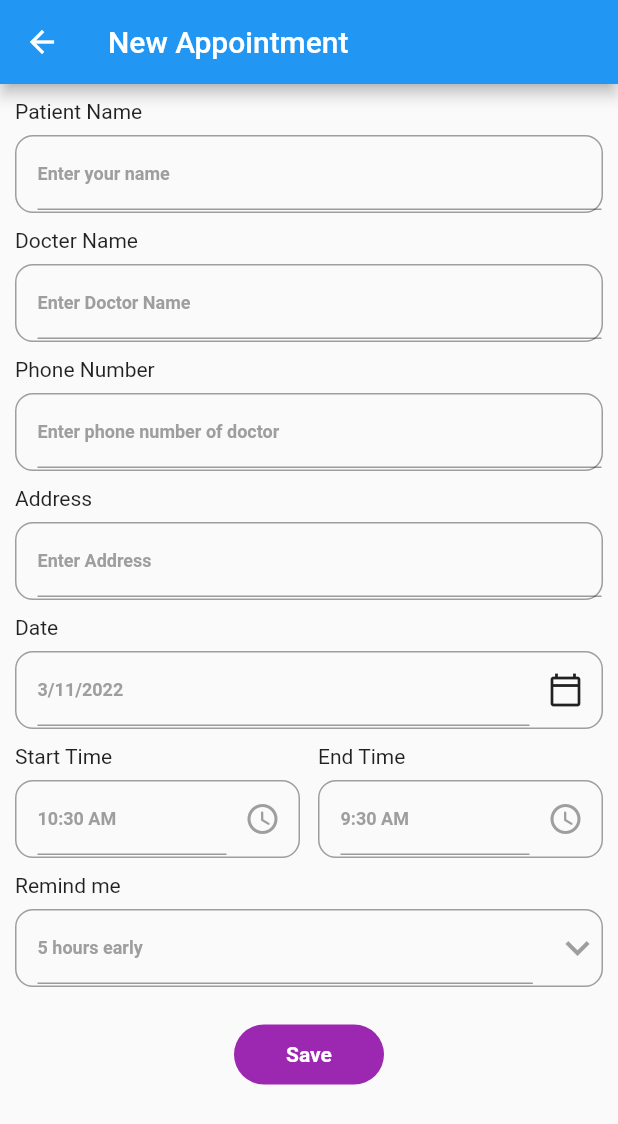
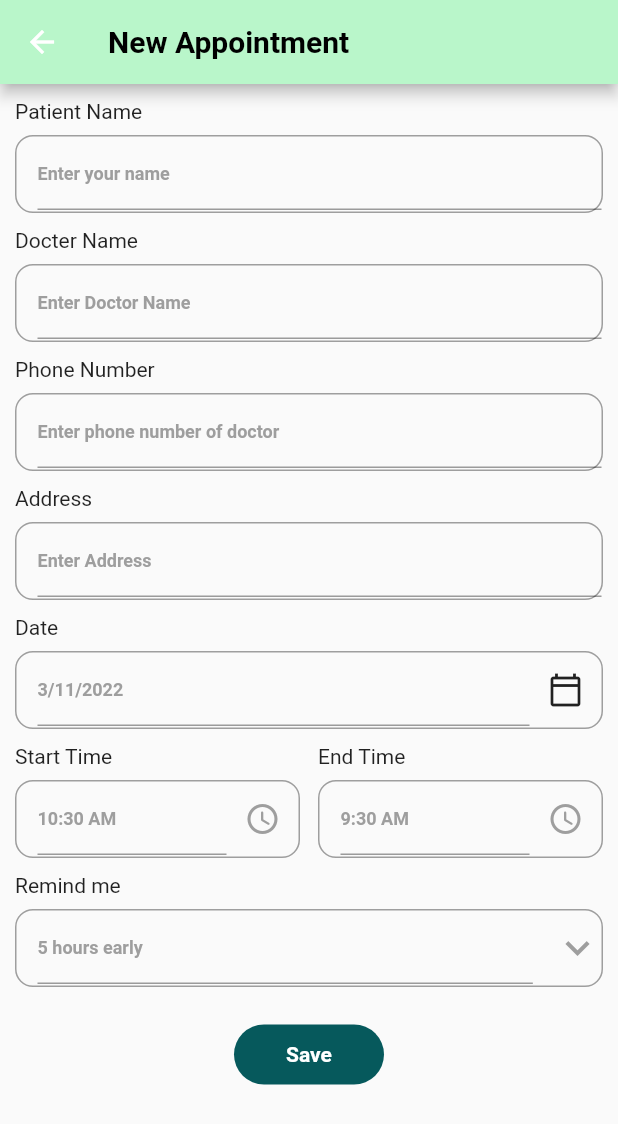
Before and after one commit to Deepshikha2002/my-medZone, a Flutter app: the Appointments screen opened by its route, after a tap on "+Add", on a phone screen of 412 x 824 dp. Shown: the top 1124 px of the screen. Run offline on Flutter 3.47's test engine with Material 2 defaults, Android fonts, the phone set to English and light mode, and no system bars; our stand-ins replace firebase_core, firebase_database, flutter_local_notifications, flutter_native_timezone, flutter_staggered_animations, get and 5 more; accounts and stored records are empty.

Commit message:
changes added in screen folder

```diff
--- a/lib/main.dart
+++ b/lib/main.dart
@@ -11,6 +11,7 @@ import 'package:schedule_reminder/screens/contacts.dart';
 import 'package:schedule_reminder/screens/appointment.dart';
 import 'package:schedule_reminder/screens/add_appointment.dart';
 import 'package:get/get.dart';
+
 
 Future<void> main() async {
 
@@ -43,6 +44,7 @@ class appointmentScheduler extends StatelessWidget {
         EditContact.id: (context)=> EditContact(contactKey:'Key',),
         ContactInfo.id: (context)=> ContactInfo(contactKey: 'Key',),
 
+
       },
     );
   }
--- a/lib/screens/add_appointment.dart
+++ b/lib/screens/add_appointment.dart
@@ -36,7 +36,14 @@ class _AddAppointmentState extends State<AddAppointment>{
   Widget build(BuildContext context) {
     return Scaffold(
       appBar: AppBar(
-        title: Text("New Appointment"),
+        title: Text(
+            "New Appointment",
+          style: TextStyle(
+            color: Colors.black,
+            fontWeight: FontWeight.bold,
+          ),
+        ),
+        backgroundColor: Colors.greenAccent[100],
       ),
       body: Container(
         padding: const EdgeInsets.only(left: 10, right: 10),
--- a/lib/screens/appointment.dart
+++ b/lib/screens/appointment.dart
@@ -40,7 +40,15 @@ class _AppointmentState extends State<Appointments> {
   Widget build(BuildContext context) {
     return Scaffold(
       appBar: AppBar(
-        title: Text("Appointment Reminder"),
+        title: Text(
+            "Appointment Reminder",
+            style: TextStyle(
+              color: Colors.black,
+              fontWeight: FontWeight.bold,
+            ),
+        ),
+        backgroundColor: Colors.greenAccent[100],
+
       ),
       backgroundColor: Colors.white,
       body: Column(
@@ -189,6 +197,7 @@ class _AppointmentState extends State<Appointments> {
                 child: Column(
                   crossAxisAlignment: CrossAxisAlignment.start,
                   children: [
+                    SizedBox(height: 7,),
                     Text(
                       DateFormat.yMMMMd().format(DateTime.now()),
                       style: TextStyle(
--- a/lib/screens/notified_page.dart
+++ b/lib/screens/notified_page.dart
@@ -16,9 +16,11 @@ class NotifiedPage extends StatelessWidget {
           ),
           title: Text(this.label.toString().split("|")[0],
             style: TextStyle(
-                color: Colors.black
+                color: Colors.black,
+                fontWeight: FontWeight.bold
             ),
           ),
+          backgroundColor: Colors.greenAccent[100],
         ),
         body: Center(
           child: Container(
--- a/lib/widgets/pattern.dart
+++ b/lib/widgets/pattern.dart
@@ -15,7 +15,7 @@ class Button extends StatelessWidget {
         height: 40,
         decoration: BoxDecoration(
           borderRadius: BorderRadius.circular(20),
-          color: Colors.purple,
+          color: Color.fromARGB(255, 6, 89, 92),
         ),
         child: Center(
           child:Text(
```
Also changed, not shown: lib/screens/add_contact.dart (+9 -1 lines), lib/screens/contacts.dart (+8 -1 lines), lib/screens/edit_contact.dart (+8 -1 lines), lib/widgets/appointment_tile.dart (+7 -7 lines), 1 other file.
